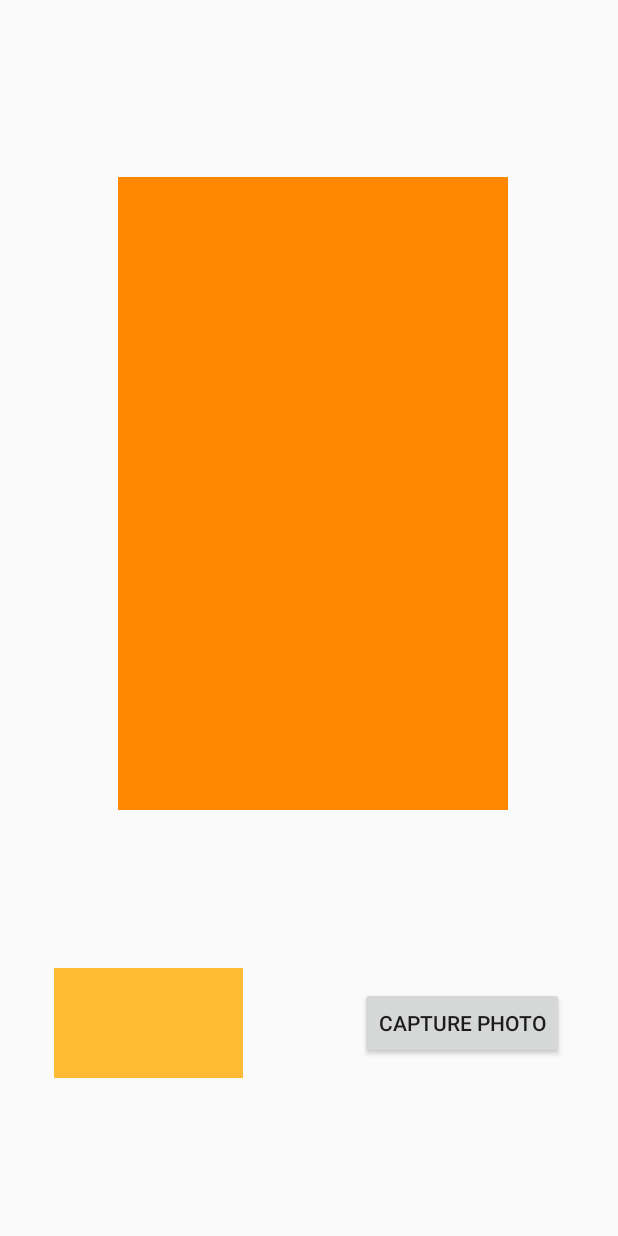
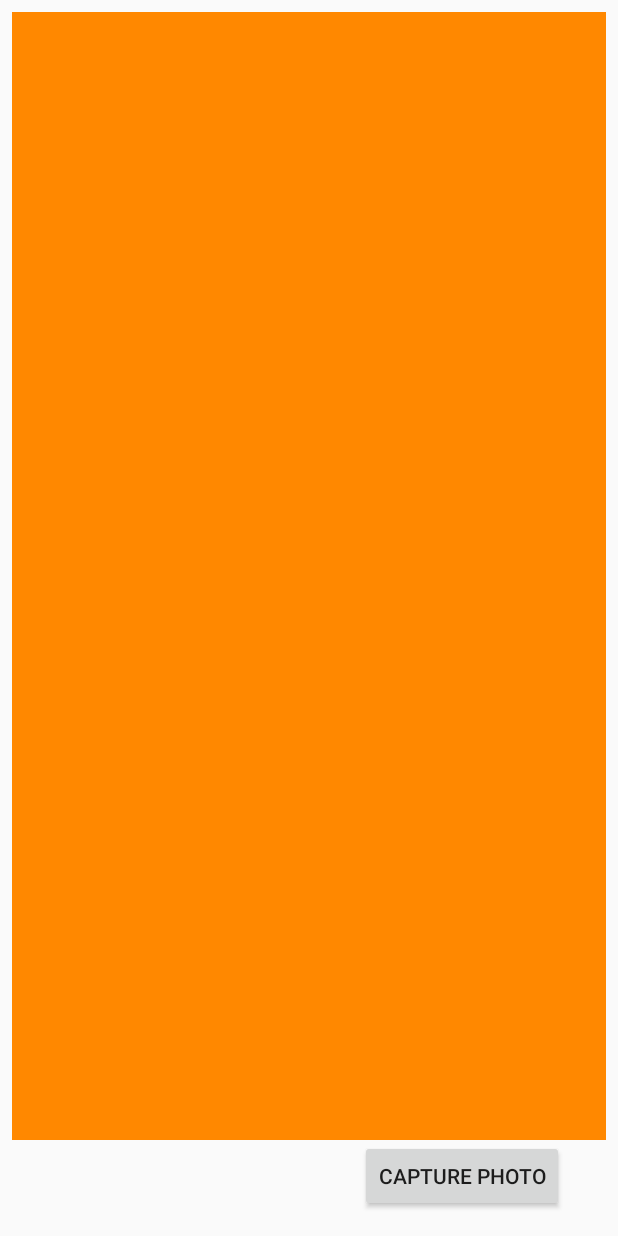
Before and after one commit to Dallamore/WaterAnalysisApp, an Android app: the screen it shows after launch (MainActivity), on a phone screen of 412 x 824 dp. Run offline under Robolectric (Android 15) with nearby library versions, the phone set to English and light mode, and no system bars.

Commit message:
Introduced colour sample box and began finding imageview scaling onTouch solution

```diff
--- a/app/src/main/res/layout/activity_main.xml
+++ b/app/src/main/res/layout/activity_main.xml
@@ -1,13 +1,14 @@
 <android.support.constraint.ConstraintLayout xmlns:android="http://schemas.android.com/apk/res/android"
     xmlns:app="http://schemas.android.com/apk/res-auto"
-    xmlns:tools="http://schemas.android.com/tools" android:layout_width="match_parent"
+    xmlns:tools="http://schemas.android.com/tools"
+    android:layout_width="match_parent"
     android:layout_height="match_parent"
     tools:context=".MainActivity">
 
     <ImageView
         android:id="@+id/capturePhotoImageView"
-        android:layout_width="260dp"
-        android:layout_height="422dp"
+        android:layout_width="0dp"
+        android:layout_height="0dp"
         android:layout_marginEnd="8dp"
         android:layout_marginStart="8dp"
         android:layout_marginTop="8dp"
@@ -15,7 +16,6 @@
         android:src="@android:color/holo_orange_dark"
         app:layout_constraintBottom_toTopOf="@+id/btnCapture"
         app:layout_constraintEnd_toEndOf="parent"
-        app:layout_constraintHorizontal_bias="0.521"
         app:layout_constraintStart_toStartOf="parent"
         app:layout_constraintTop_toTopOf="parent" />
 
@@ -23,25 +23,35 @@
         android:id="@+id/btnCapture"
         android:layout_width="wrap_content"
         android:layout_height="wrap_content"
-        android:layout_marginBottom="8dp"
+        android:layout_marginBottom="16dp"
         android:layout_marginEnd="36dp"
-        android:layout_marginTop="8dp"
         android:text="@string/btnCapture"
         app:layout_constraintBottom_toBottomOf="parent"
-        app:layout_constraintEnd_toEndOf="parent"
-        app:layout_constraintTop_toBottomOf="@+id/capturePhotoImageView" />
+        app:layout_constraintEnd_toEndOf="parent" />
 
     <TextView
-        android:id="@+id/colourReturnBox"
-        android:layout_width="126dp"
-        android:layout_height="73dp"
+        android:id="@+id/colourTextBox"
+        android:layout_width="87dp"
+        android:layout_height="50dp"
         android:layout_marginBottom="8dp"
-        android:layout_marginStart="36dp"
-        android:layout_marginTop="8dp"
-        android:background="@android:color/holo_orange_light"
+        android:layout_marginStart="8dp"
+        android:shadowColor="@android:color/black"
+        android:shadowDx="0"
+        android:shadowDy="0"
+        android:shadowRadius="5"
+        android:singleLine="false"
+        android:textColor="@android:color/white"
         android:textSize="18sp"
         app:layout_constraintBottom_toBottomOf="parent"
-        app:layout_constraintStart_toStartOf="parent"
-        app:layout_constraintTop_toBottomOf="@+id/capturePhotoImageView" />
+        app:layout_constraintStart_toEndOf="@+id/colourSampleBox" />
+
+    <TextView
+        android:id="@+id/colourSampleBox"
+        android:layout_width="15dp"
+        android:layout_height="50dp"
+        android:layout_marginBottom="8dp"
+        android:layout_marginStart="40dp"
+        app:layout_constraintBottom_toBottomOf="parent"
+        app:layout_constraintStart_toStartOf="parent" />
 
 </android.support.constraint.ConstraintLayout>
```
Also changed, not shown: app/src/main/java/p15188966/wateranalysisapp/MainActivity.java (+20 -13 lines).
